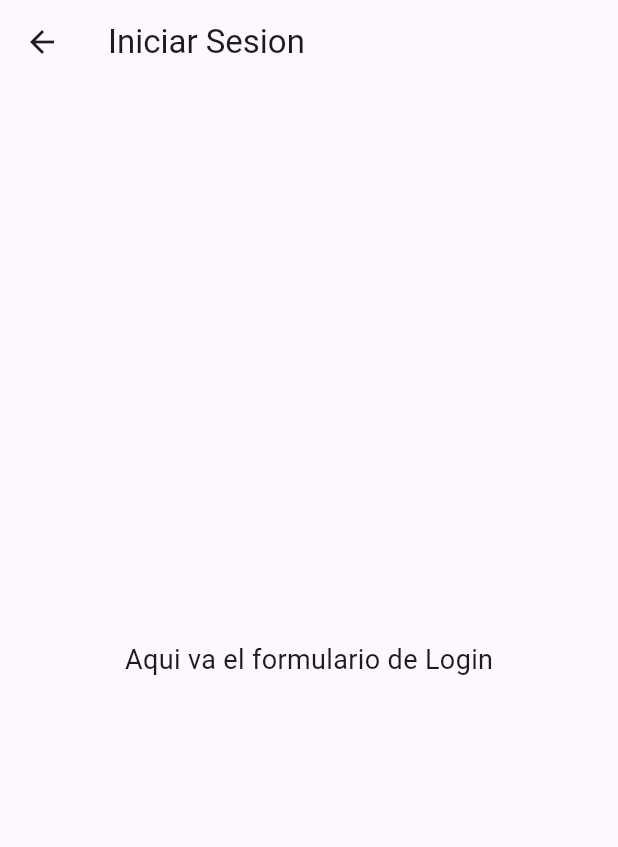
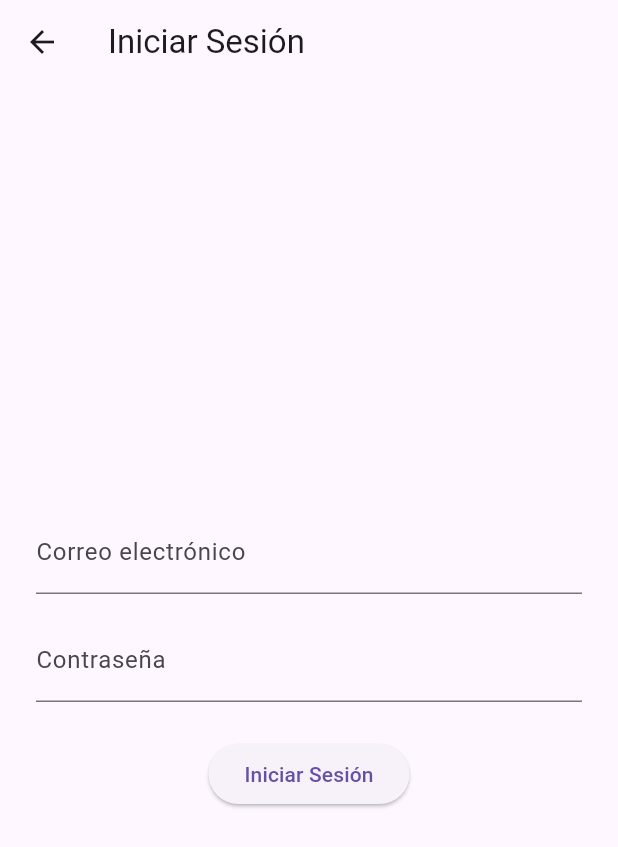
Before and after one commit to ihc-team/Project2-IHC, a Flutter app: the screen it shows after launch, after a tap on "Iniciar Sesion", on a phone screen of 412 x 824 dp. Shown: the top 847 px of the screen. Run offline on Flutter 3.47's test engine with Material 3 defaults, Android fonts, the phone set to English and light mode, and no system bars; our stand-ins replace flutter_dotenv, go_router, supabase_flutter; accounts and stored records are empty.

Commit message:
Agregando metodos para que el usuario pueda ingresar con su correo registrado en la base de datos

```diff
--- a/lib/screens/login_screen.dart
+++ b/lib/screens/login_screen.dart
@@ -1,18 +1,104 @@
 import 'package:flutter/material.dart';
 import 'package:go_router/go_router.dart';
+import 'package:supabase_flutter/supabase_flutter.dart';
+import '../services/auth_service.dart';
 
 // Pantalla de Login, se mostrara al pulsar Iniciar Sesion
-class LoginScreen extends StatelessWidget {
+class LoginScreen extends StatefulWidget {
   const LoginScreen({super.key});
+
+  @override
+  State<LoginScreen> createState() => _LoginScreenState();
+}
+
+class _LoginScreenState extends State<LoginScreen> {
+  //Sirve para verificar el estado del formulario
+  final _formKey = GlobalKey<FormState>();
+
+  //Variables para obtener el texto escrito por el usuario
+  final _emailController = TextEditingController();
+  final _passwordController = TextEditingController();
+
+  //Sirve para el manejo de la autenticacion
+  final _authService = AuthService();
+
+  //Variable para controlar el estado de carga cuando esta cargando
+  bool _isLoading = false;
+
+  //Metodo para manejar el inicio de sesion
+  Future<void> _handleLogin() async {
+
+    //Sirve para validar que el formulario sea correcto
+    if (!_formKey.currentState!.validate()) return;
+    //Cambia el estado a cargando
+    setState(() => _isLoading = true);
+
+    //Maneja errores
+    try {
+      //Llama al metodo de iniciar sesion
+      await _authService.signInWithPassword(
+        email: _emailController.text.trim(),
+        password: _passwordController.text.trim(),
+      );
+
+      //Si el login sale exitoso, navegamos a la pantalla principal
+      if (mounted) {
+        context.go('/movements');
+      }
+
+      //Maneja los errores
+    } on AuthException catch (e) {
+      if (mounted) {
+        ScaffoldMessenger.of(context).showSnackBar(
+          SnackBar(content: Text(e.message), backgroundColor: Colors.red),
+        );
+      }
+    } finally {
+      if (mounted) setState(() => _isLoading = false);
+    }
+  }
+
+  @override
+  void dispose() {
+    _emailController.dispose();
+    _passwordController.dispose();
+    super.dispose();
+  }
 
   @override
   Widget build(BuildContext context) {
     return Scaffold(
-      appBar: AppBar(title: const Text('Iniciar Sesion')),
-      body: const Center(
-        child: Text(
-          'Aqui va el formulario de Login',
-          style: TextStyle(fontSize: 18),
+      appBar: AppBar(title: const Text('Iniciar Sesión')),
+      body: Padding(
+        padding: const EdgeInsets.all(24.0),
+        child: Form(
+          key: _formKey,
+          child: Column(
+            mainAxisAlignment: MainAxisAlignment.center,
+            children: [
+              TextFormField(
+                controller: _emailController,
+                decoration: const InputDecoration(labelText: 'Correo electrónico'),
+                validator: (val) =>
+                    val == null || val.isEmpty ? 'Ingresa tu correo' : null,
+              ),
+              const SizedBox(height: 16),
+              TextFormField(
+                controller: _passwordController,
+                obscureText: true,
+                decoration: const InputDecoration(labelText: 'Contraseña'),
+                validator: (val) =>
+                    val == null || val.length < 6 ? 'Mínimo 6 caracteres' : null,
+              ),
+              const SizedBox(height: 24),
+              _isLoading
+                  ? const CircularProgressIndicator()
+                  : ElevatedButton(
+                      onPressed: _handleLogin,
+                      child: const Text('Iniciar Sesión'),
+                    ),
+            ],
+          ),
         ),
       ),
     );
```
